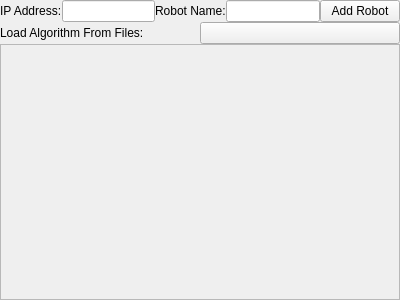
The window that resource/MyPlugin.ui (Cloinville/ros-gui) describes before a commit, drawn with Qt 5.
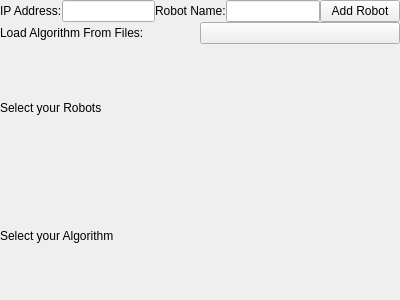
The same window after the commit.

Commit message: Stable dynamic list for Robot and Alg

Patch:
```diff
--- a/resource/MyPlugin.ui
+++ b/resource/MyPlugin.ui
@@ -79,11 +79,26 @@
    </item>
 
    <item>
-    <widget class="QScrollArea" name="robot_scroll_box">
-     <layout class="QHBoxLayout" name="robot_check_layout">
-      
+      <widget class="QLabel" name="Robots_checkbox_text">
+       <property name="text">
+        <string>Select your Robots</string>
+       </property>
+      </widget>
+     </item>
+   <item>
+    <layout class="QGridLayout" name="robot_check_layout">
      </layout>
-    </widget>
+   </item>
+   <item>
+      <widget class="QLabel" name="Algorithm_radio_text">
+       <property name="text">
+        <string>Select your Algorithm</string>
+       </property>
+      </widget>
+     </item>
+   <item>
+    <layout class="QGridLayout" name="algorithm_radio_layout">
+     </layout>
    </item>
   </layout>
  </widget>
```
Left out of the diff: 1 changed line with no effect on the pictures. The commit also changes 3 other files.
